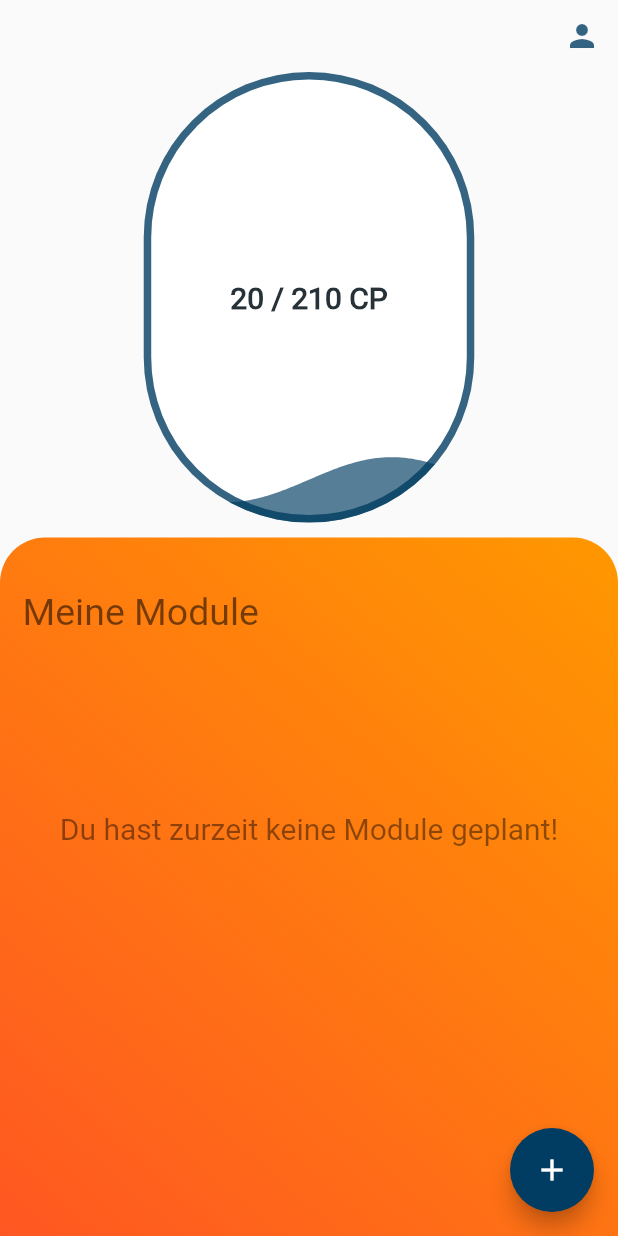
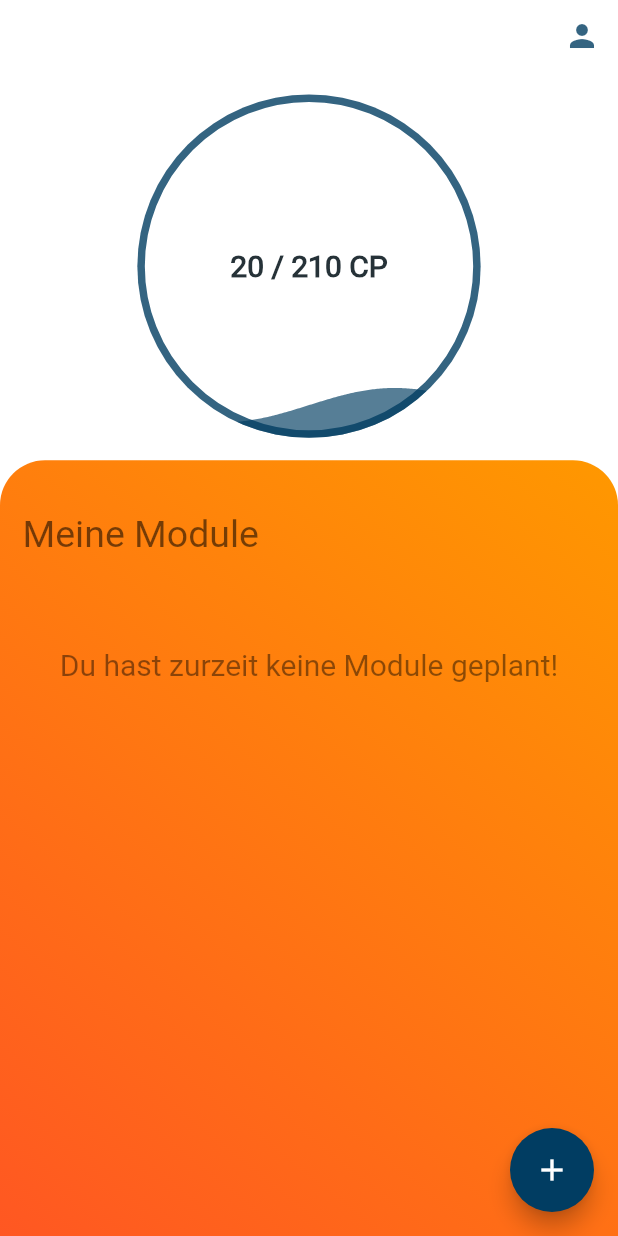
Before and after one commit to AlfredTachi/MyStudyBuddy2020, a Flutter app: the Dashboard screen opened by its route, on a phone screen of 412 x 824 dp. Run offline on Flutter 3.47's test engine with Material 2 defaults, Android fonts, the phone set to English and light mode, and no system bars; our stand-ins replace get, liquid_progress_indicator, percent_indicator, photo_view, shared_preferences, smooth_star_rating and 2 more; missing offline and left inert: flutter_custom_dialog; accounts and stored records are empty.

Commit message:
fix dashboard design

```diff
--- a/lib/dashboard/dashboard.dart
+++ b/lib/dashboard/dashboard.dart
@@ -14,8 +14,9 @@ class Dashboard extends StatefulWidget {
 class DashboardState extends State<Dashboard> {
   @override
   Widget build(BuildContext context) {
-    double spacing = MediaQuery.of(context).size.width / 4.3;
-    return Scaffold(
+    double spacing = MediaQuery.of(context).size.width / 1.8;
+    return SafeArea(
+          child: Scaffold(
         floatingActionButton: FloatingActionButton(
           backgroundColor: Color(0xFF013D62),
           onPressed: () {
@@ -25,9 +26,7 @@ class DashboardState extends State<Dashboard> {
           tooltip: 'Modul hinzufügen',
           child: Icon(Icons.add),
         ),
-      backgroundColor: Colors.grey[50],
-      body: SafeArea(
-        child: Column(
+        body: Column(
             children: <Widget>[
               Align(
                   alignment: Alignment.topRight,
@@ -40,11 +39,12 @@ class DashboardState extends State<Dashboard> {
                       Navigator.of(context).pushNamed("/profilePage");
                     },
                   )),
-            Expanded(
-              flex: 4,
-              child: Container(
-                padding:
-                    EdgeInsets.only(bottom: 10, right: spacing, left: spacing),
+              Container(
+                child: Padding(
+                  padding: const EdgeInsets.all(15.0),
+                  child: SizedBox(
+                    height: spacing,
+                    width: spacing,
                     child: LiquidCircularProgressIndicator(
                       value: ProfileController().getEarnedCP() /
                           ProfileController().getMaxCP(), // Defaults to 0.5.
@@ -66,8 +66,8 @@ class DashboardState extends State<Dashboard> {
                     ),
                   ),
                 ),
+              ),
               Expanded(
-              flex: 6,
                 child: Container(
                   decoration: BoxDecoration(
                       borderRadius:
@@ -80,10 +80,6 @@ class DashboardState extends State<Dashboard> {
                           Colors.deepOrange,
                         ],
                       )),
-                child: Column(
-                  children: <Widget>[
-                    Expanded(
-                      flex: 3,
                   child: Padding(
                     padding: const EdgeInsets.only(top: 30),
                     child: SingleChildScrollView(
@@ -92,8 +88,8 @@ class DashboardState extends State<Dashboard> {
                           Row(
                             children: <Widget>[
                               Padding(
-                                    padding: EdgeInsets.only(
-                                        left: 15, top: 5, bottom: 15),
+                                padding:
+                                    EdgeInsets.only(left: 15, top: 5, bottom: 15),
                                 child: Text(
                                   "Meine Module",
                                   style: TextStyle(
@@ -122,12 +118,11 @@ class DashboardState extends State<Dashboard> {
                                         return */
                               child: Center(
                                 child: Align(
-                                      heightFactor: 10,
+                                  heightFactor: 5,
                                   child: FittedBox(
                                     child: Text(
                                       "Du hast zurzeit keine Module geplant!",
-                                          style:
-                                              TextStyle(color: Colors.black45),
+                                      style: TextStyle(color: Colors.black45),
                                     ),
                                   ),
                                 ),
@@ -140,9 +135,6 @@ class DashboardState extends State<Dashboard> {
                         ],
                       ),
                     ),
-                      ),
-                    ),
-                  ],
                   ),
                 ),
               ),
```
Lines whose indentation alone changed are shown as unchanged.
